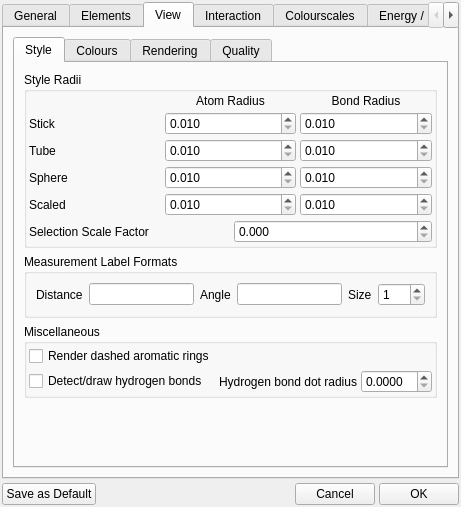
Above: trunk/src/gui/prefs.ui from trisyoungs/aten before the change. Below: the same form after it.
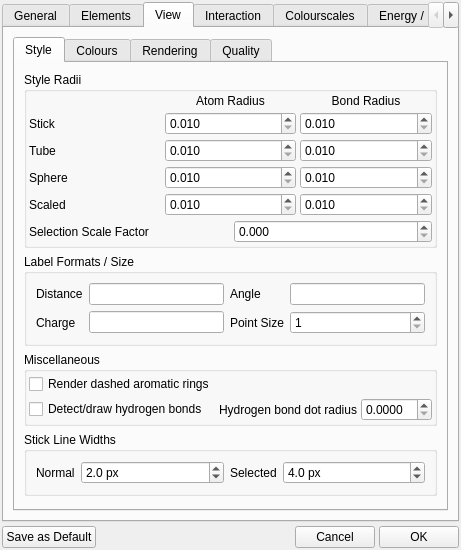
That is the form after the change. The open tabs and pages were chosen to show the change. Icons and pictures are not drawn. Custom widgets are drawn as their Qt base class.

Commit message: Added prefs GUI options and accessors 'chargelabelformat' to change format of atom charge label, and 'sticknormalwidth' and 'stickselectedwidth' to determine line thicknesses of stick models. Fixed - Display of selected stick atoms with no bonds. Fixed - Labels for atoms were drawn twice each render.

Diff of the .ui file:
```diff
--- a/trunk/src/gui/prefs.ui
+++ b/trunk/src/gui/prefs.ui
@@ -876,45 +876,47 @@
            <item>
             <widget class="QGroupBox" name="MeasurementLabelFormatGroup">
              <property name="title">
-              <string>Measurement Label Formats</string>
+              <string>Label Formats / Size</string>
              </property>
-             <layout class="QHBoxLayout" name="horizontalLayout_8">
+             <layout class="QVBoxLayout" name="verticalLayout_24">
               <item>
+               <layout class="QGridLayout" name="gridLayout_8">
+                <item row="0" column="0">
                <widget class="QLabel" name="label_14">
                 <property name="text">
                  <string>Distance</string>
                 </property>
                </widget>
               </item>
-              <item>
+                <item row="0" column="1">
                <widget class="QLineEdit" name="DistanceLabelFormatEdit">
                 <property name="toolTip">
                  <string>C_style format string to use for on-screen distances</string>
                 </property>
                </widget>
               </item>
-              <item>
+                <item row="0" column="2">
                <widget class="QLabel" name="label_15">
                 <property name="text">
                  <string>Angle</string>
                 </property>
                </widget>
               </item>
-              <item>
+                <item row="0" column="3">
                <widget class="QLineEdit" name="AngleLabelFormatEdit">
                 <property name="toolTip">
                  <string>C_style format string to use for on-screen angles</string>
                 </property>
                </widget>
               </item>
-              <item>
+                <item row="1" column="2">
                <widget class="QLabel" name="label_13">
                 <property name="text">
-                 <string>Size</string>
+                   <string>Point Size</string>
                 </property>
                </widget>
               </item>
-              <item>
+                <item row="1" column="3">
                <widget class="QSpinBox" name="LabelSizeSpin">
                 <property name="minimum">
                  <number>1</number>
@@ -924,6 +926,22 @@
                 </property>
                </widget>
               </item>
+                <item row="1" column="1">
+                 <widget class="QLineEdit" name="ChargeLabelFormatEdit">
+                  <property name="toolTip">
+                   <string>C_style format string to use for on-screen distances</string>
+                  </property>
+                 </widget>
+                </item>
+                <item row="1" column="0">
+                 <widget class="QLabel" name="label_46">
+                  <property name="text">
+                   <string>Charge</string>
+                  </property>
+                 </widget>
+                </item>
+               </layout>
+              </item>
              </layout>
             </widget>
            </item>
@@ -989,6 +1007,97 @@
              </layout>
             </widget>
            </item>
+           <item>
+            <widget class="QGroupBox" name="groupBox_2">
+             <property name="sizePolicy">
+              <sizepolicy hsizetype="Preferred" vsizetype="Minimum">
+               <horstretch>0</horstretch>
+               <verstretch>0</verstretch>
+              </sizepolicy>
+             </property>
+             <property name="title">
+              <string>Stick Line Widths</string>
+             </property>
+             <layout class="QHBoxLayout" name="horizontalLayout_8">
+              <item>
+               <widget class="QLabel" name="label_40">
+                <property name="sizePolicy">
+                 <sizepolicy hsizetype="Minimum" vsizetype="Preferred">
+                  <horstretch>0</horstretch>
+                  <verstretch>0</verstretch>
+                 </sizepolicy>
+                </property>
+                <property name="text">
+                 <string>Normal</string>
+                </property>
+               </widget>
+              </item>
+              <item>
+               <widget class="QDoubleSpinBox" name="StickLineNormalWidthSpin">
+                <property name="sizePolicy">
+                 <sizepolicy hsizetype="Expanding" vsizetype="Fixed">
+                  <horstretch>0</horstretch>
+                  <verstretch>0</verstretch>
+                 </sizepolicy>
+                </property>
+                <property name="suffix">
+                 <string> px</string>
+                </property>
+                <property name="decimals">
+                 <number>1</number>
+                </property>
+                <property name="minimum">
+                 <double>0.100000000000000</double>
+                </property>
+                <property name="singleStep">
+                 <double>0.100000000000000</double>
+                </property>
+                <property name="value">
+                 <double>2.000000000000000</double>
+                </property>
+               </widget>
+              </item>
+              <item>
+               <widget class="QLabel" name="label_45">
+                <property name="sizePolicy">
+                 <sizepolicy hsizetype="Minimum" vsizetype="Preferred">
+                  <horstretch>0</horstretch>
+                  <verstretch>0</verstretch>
+                 </sizepolicy>
+                </property>
+                <property name="text">
+                 <string>Selected</string>
+                </property>
+               </widget>
+              </item>
+              <item>
+               <widget class="QDoubleSpinBox" name="StickLineSelectedWidthSpin">
+                <property name="sizePolicy">
+                 <sizepolicy hsizetype="Expanding" vsizetype="Fixed">
+                  <horstretch>0</horstretch>
+                  <verstretch>0</verstretch>
+                 </sizepolicy>
+                </property>
+                <property name="suffix">
+                 <string> px</string>
+                </property>
+                <property name="decimals">
+                 <number>1</number>
+                </property>
+                <property name="minimum">
+                 <double>0.100000000000000</double>
+                </property>
+                <property name="singleStep">
+                 <double>0.100000000000000</double>
+                </property>
+                <property name="value">
+                 <double>4.000000000000000</double>
+                </property>
+               </widget>
+              </item>
+             </layout>
+            </widget>
+           </item>
            <item>
             <spacer name="verticalSpacer_2">
              <property name="orientation">
```
Left out of the diff: 3 changed lines with no effect on the pictures. Lines whose indentation alone changed are shown as unchanged. The commit also changes 10 other files.
